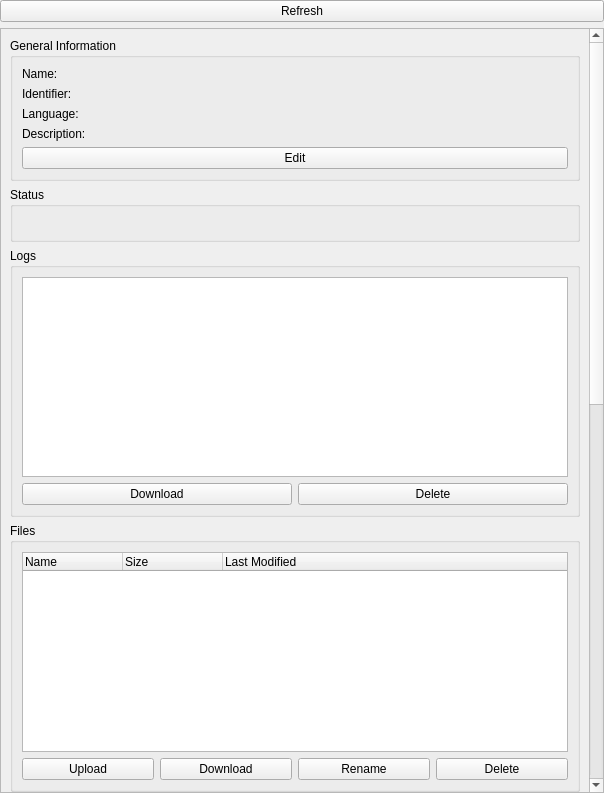
Old version of the form src/brickv/plugin_system/plugins/red/ui/program_info.ui in the repository Tinkerforge/brickv.
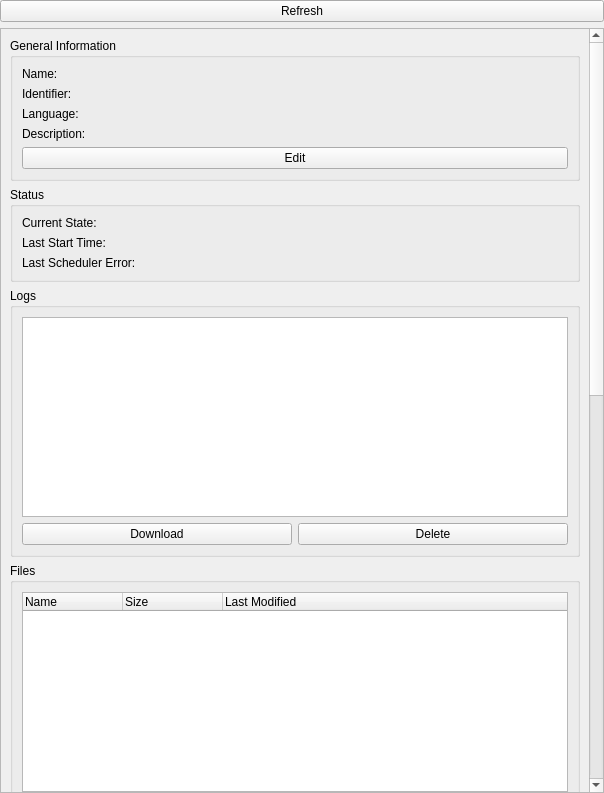
New version of the form.

Commit message: red-brick/pi: Add status display

What changed in the file:
```diff
--- a/src/brickv/plugin_system/plugins/red/ui/program_info.ui
+++ b/src/brickv/plugin_system/plugins/red/ui/program_info.ui
@@ -35,7 +35,7 @@
         <x>0</x>
         <y>0</y>
         <width>586</width>
-        <height>1609</height>
+        <height>1655</height>
        </rect>
       </property>
       <layout class="QVBoxLayout" name="verticalLayout_10">
@@ -156,10 +156,81 @@
          <layout class="QVBoxLayout" name="verticalLayout_9">
           <item>
            <layout class="QGridLayout" name="gridLayout_9">
-            <item row="0" column="0">
+            <item row="1" column="0">
              <widget class="QLabel" name="label_35">
               <property name="text">
-               <string>&lt;status&gt;</string>
+               <string>Last Start Time:</string>
+              </property>
+             </widget>
+            </item>
+            <item row="1" column="1">
+             <widget class="QLabel" name="label_last_start_time">
+              <property name="sizePolicy">
+               <sizepolicy hsizetype="Preferred" vsizetype="Preferred">
+                <horstretch>1</horstretch>
+                <verstretch>0</verstretch>
+               </sizepolicy>
+              </property>
+              <property name="text">
+               <string>&lt;last-start-time&gt;</string>
+              </property>
+              <property name="textFormat">
+               <enum>Qt::PlainText</enum>
+              </property>
+              <property name="textInteractionFlags">
+               <set>Qt::LinksAccessibleByMouse|Qt::TextSelectableByKeyboard|Qt::TextSelectableByMouse</set>
+              </property>
+             </widget>
+            </item>
+            <item row="2" column="0">
+             <widget class="QLabel" name="label_8">
+              <property name="text">
+               <string>Last Scheduler Error:</string>
+              </property>
+              <property name="alignment">
+               <set>Qt::AlignLeading|Qt::AlignLeft|Qt::AlignTop</set>
+              </property>
+             </widget>
+            </item>
+            <item row="2" column="1">
+             <widget class="QLabel" name="label_last_scheduler_error">
+              <property name="text">
+               <string>&lt;last-scheduler-error&gt;</string>
+              </property>
+              <property name="textFormat">
+               <enum>Qt::PlainText</enum>
+              </property>
+              <property name="wordWrap">
+               <bool>true</bool>
+              </property>
+              <property name="textInteractionFlags">
+               <set>Qt::LinksAccessibleByMouse|Qt::TextSelectableByKeyboard|Qt::TextSelectableByMouse</set>
+              </property>
+             </widget>
+            </item>
+            <item row="0" column="0">
+             <widget class="QLabel" name="label_10">
+              <property name="text">
+               <string>Current State:</string>
+              </property>
+              <property name="alignment">
+               <set>Qt::AlignLeading|Qt::AlignLeft|Qt::AlignTop</set>
+              </property>
+             </widget>
+            </item>
+            <item row="0" column="1">
+             <widget class="QLabel" name="label_current_state">
+              <property name="text">
+               <string>&lt;current-state&gt;</string>
+              </property>
+              <property name="textFormat">
+               <enum>Qt::PlainText</enum>
+              </property>
+              <property name="wordWrap">
+               <bool>true</bool>
+              </property>
+              <property name="textInteractionFlags">
+               <set>Qt::LinksAccessibleByMouse|Qt::TextSelectableByKeyboard|Qt::TextSelectableByMouse</set>
               </property>
              </widget>
             </item>
```
Left out of the diff: 14 changed lines with no effect on the pictures. The commit also changes 1 other file.
